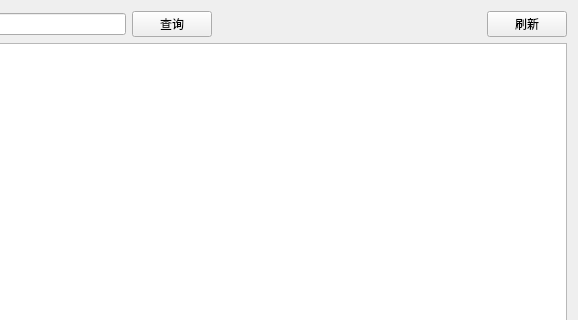
This is EVChargingServer/src/ui/pages/OrderPage.ui in Vescola/xiaoxueqi as Qt 5 draws it before an edit; both pictures show x 322 to 900 and y 0 to 320 of the 900 by 640 pixel window. The edited form follows.
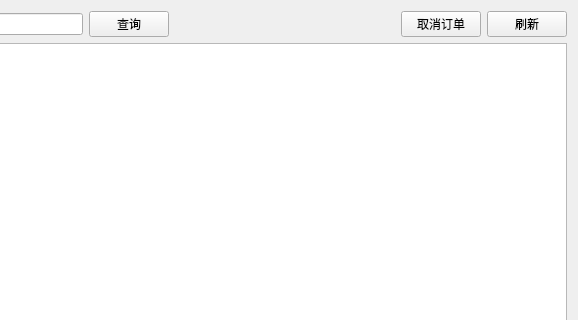
This is the edited form.

The edit to the form file:
```diff
--- a/EVChargingServer/src/ui/pages/OrderPage.ui
+++ b/EVChargingServer/src/ui/pages/OrderPage.ui
@@ -83,6 +83,13 @@
        </property>
       </spacer>
      </item>
+     <item>
+      <widget class="QPushButton" name="cancelButton">
+       <property name="text">
+        <string>取消订单</string>
+       </property>
+      </widget>
+     </item>
      <item>
       <widget class="QPushButton" name="refreshButton">
        <property name="text">
```
